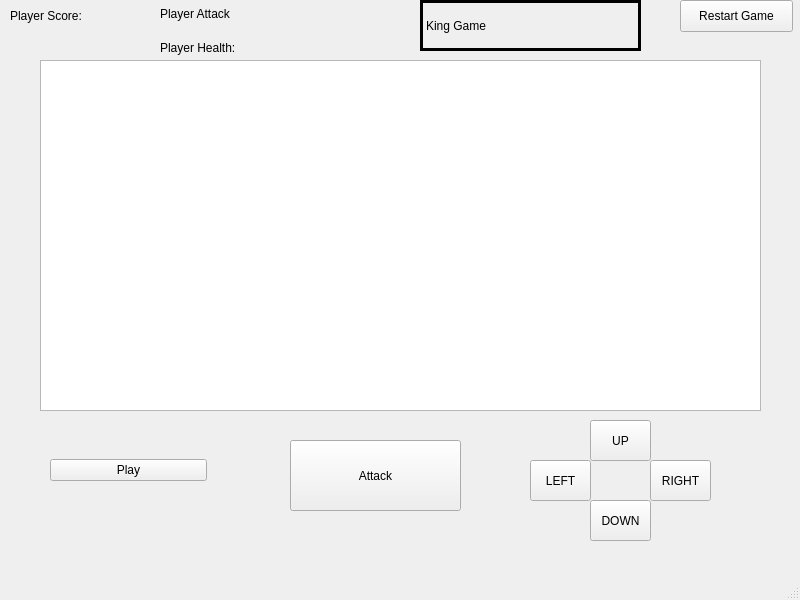
Qt form mainwindow.ui (jackjj1125/HW5) before a commit.
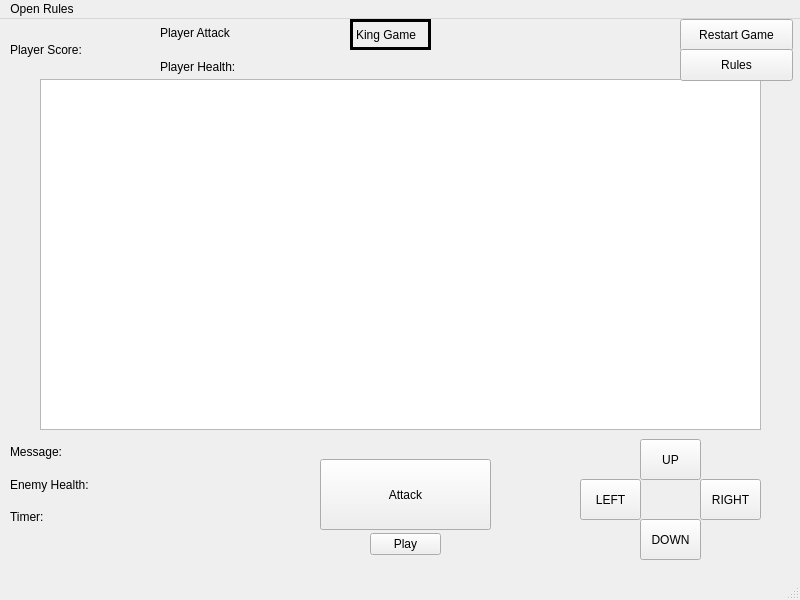
The same form after that commit.

Commit message:
added basic enemy class and attack feature
attack feature has bugs!  Enemies wont die when defeated, causing crashes and breaks attack logic after defeating an enemy.

```diff
--- a/mainwindow.ui
+++ b/mainwindow.ui
@@ -17,10 +17,10 @@
    <widget class="QWidget" name="horizontalLayoutWidget">
     <property name="geometry">
      <rect>
-      <x>50</x>
-      <y>410</y>
-      <width>157</width>
-      <height>121</height>
+      <x>370</x>
+      <y>510</y>
+      <width>71</width>
+      <height>31</height>
      </rect>
     </property>
     <layout class="QHBoxLayout" name="horizontalLayout">
@@ -85,10 +85,10 @@
    <widget class="QLabel" name="label_3">
     <property name="geometry">
      <rect>
-      <x>420</x>
+      <x>350</x>
       <y>0</y>
-      <width>221</width>
-      <height>51</height>
+      <width>81</width>
+      <height>31</height>
      </rect>
     </property>
     <property name="frameShape">
@@ -104,7 +104,7 @@
    <widget class="QToolButton" name="up_button">
     <property name="geometry">
      <rect>
-      <x>590</x>
+      <x>640</x>
       <y>420</y>
       <width>61</width>
       <height>41</height>
@@ -117,7 +117,7 @@
    <widget class="QToolButton" name="left_button">
     <property name="geometry">
      <rect>
-      <x>530</x>
+      <x>580</x>
       <y>460</y>
       <width>61</width>
       <height>41</height>
@@ -130,7 +130,7 @@
    <widget class="QToolButton" name="right_button">
     <property name="geometry">
      <rect>
-      <x>650</x>
+      <x>700</x>
       <y>460</y>
       <width>61</width>
       <height>41</height>
@@ -143,7 +143,7 @@
    <widget class="QToolButton" name="down_button">
     <property name="geometry">
      <rect>
-      <x>590</x>
+      <x>640</x>
       <y>500</y>
       <width>61</width>
       <height>41</height>
@@ -159,7 +159,7 @@
       <x>10</x>
       <y>0</y>
       <width>141</width>
-      <height>31</height>
+      <height>61</height>
      </rect>
     </property>
     <layout class="QVBoxLayout" name="verticalLayout">
@@ -175,7 +175,7 @@
    <widget class="QPushButton" name="attackButton">
     <property name="geometry">
      <rect>
-      <x>290</x>
+      <x>320</x>
       <y>440</y>
       <width>171</width>
       <height>71</height>
@@ -185,6 +185,52 @@
      <string>Attack</string>
     </property>
    </widget>
+   <widget class="QPushButton" name="pushButton">
+    <property name="geometry">
+     <rect>
+      <x>680</x>
+      <y>30</y>
+      <width>113</width>
+      <height>32</height>
+     </rect>
+    </property>
+    <property name="text">
+     <string>Rules</string>
+    </property>
+   </widget>
+   <widget class="QWidget" name="verticalLayoutWidget_3">
+    <property name="geometry">
+     <rect>
+      <x>10</x>
+      <y>420</y>
+      <width>311</width>
+      <height>91</height>
+     </rect>
+    </property>
+    <layout class="QVBoxLayout" name="verticalLayout_3">
+     <item>
+      <widget class="QLabel" name="messageLabel">
+       <property name="text">
+        <string>Message:</string>
+       </property>
+      </widget>
+     </item>
+     <item>
+      <widget class="QLabel" name="enemyHealth">
+       <property name="text">
+        <string>Enemy Health:</string>
+       </property>
+      </widget>
+     </item>
+     <item>
+      <widget class="QLabel" name="timerLabel">
+       <property name="text">
+        <string>Timer:</string>
+       </property>
+      </widget>
+     </item>
+    </layout>
+   </widget>
   </widget>
   <widget class="QMenuBar" name="menubar">
    <property name="geometry">
@@ -195,6 +241,22 @@
      <height>24</height>
     </rect>
    </property>
+   <property name="autoFillBackground">
+    <bool>true</bool>
+   </property>
+   <property name="defaultUp">
+    <bool>true</bool>
+   </property>
+   <widget class="QMenu" name="menuOpen_Rules">
+    <property name="title">
+     <string>Open Rules</string>
+    </property>
+    <property name="toolTipsVisible">
+     <bool>true</bool>
+    </property>
+    <addaction name="actionOpen_Rules"/>
+   </widget>
+   <addaction name="menuOpen_Rules"/>
   </widget>
   <widget class="QStatusBar" name="statusbar"/>
  </widget>
```
Left out of the diff: 14 changed lines with no effect on the pictures. The commit also changes 11 other files.
